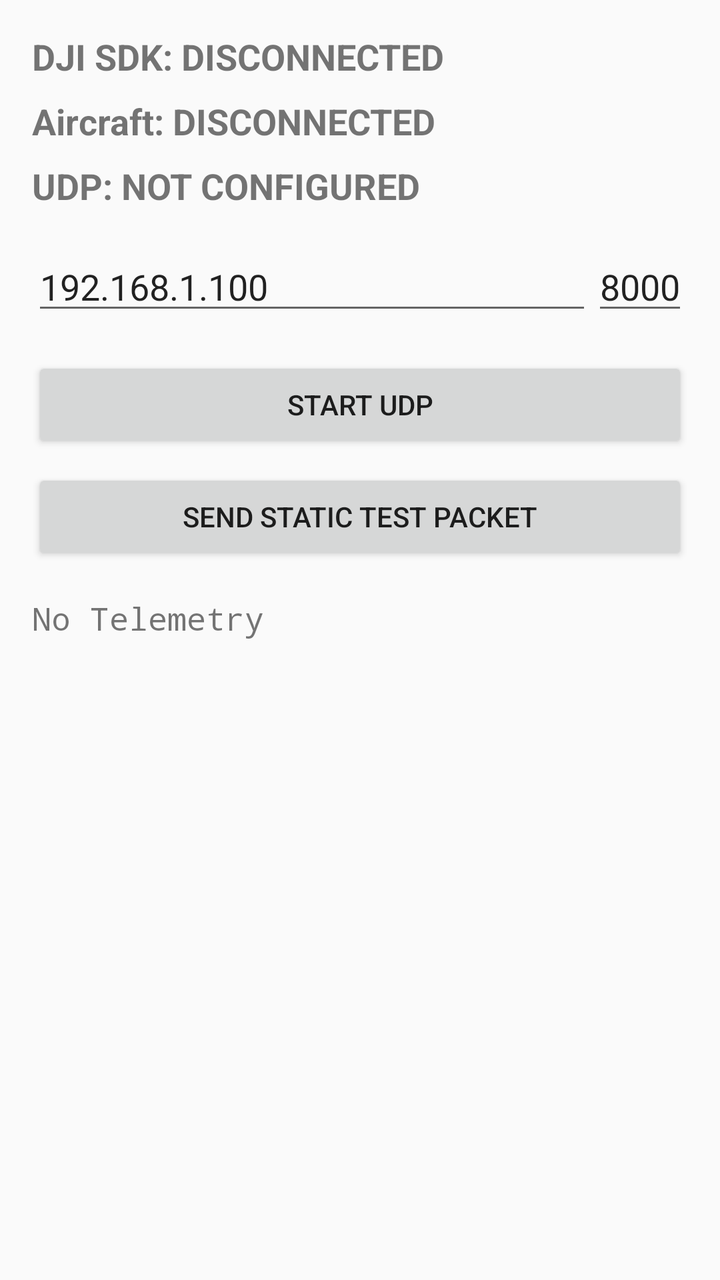
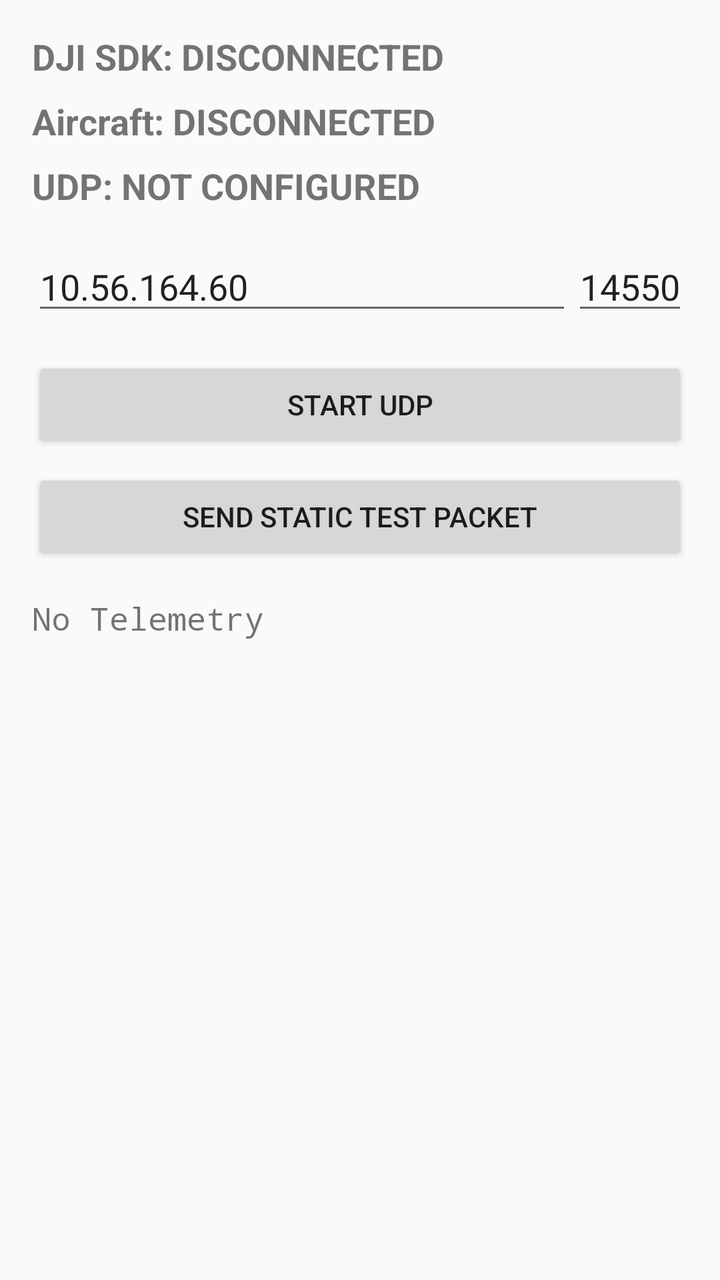

The first picture is an Android layout as it rendered before a commit; the second is the same layout after the commit. The layout source and the unified diff follow.
<!-- AndroidManifest.xml: application theme Theme.AppCompat.Light.DarkActionBar -->
<!-- res/layout/activity_main.xml -->
<?xml version="1.0" encoding="utf-8"?>
<LinearLayout xmlns:android="http://schemas.android.com/apk/res/android"
    android:layout_width="match_parent"
    android:layout_height="match_parent"
    android:orientation="vertical"
    android:padding="16dp">

    <TextView
        android:id="@+id/dji_status"
        android:layout_width="wrap_content"
        android:layout_height="wrap_content"
        android:text="DJI SDK: DISCONNECTED"
        android:textSize="18sp"
        android:textStyle="bold" />

    <TextView
        android:id="@+id/aircraft_status"
        android:layout_width="wrap_content"
        android:layout_height="wrap_content"
        android:text="Aircraft: DISCONNECTED"
        android:textSize="18sp"
        android:textStyle="bold"
        android:layout_marginTop="8dp" />

    <TextView
        android:id="@+id/udp_status"
        android:layout_width="wrap_content"
        android:layout_height="wrap_content"
        android:text="UDP: NOT CONFIGURED"
        android:textSize="18sp"
        android:textStyle="bold"
        android:layout_marginTop="8dp" />

    <LinearLayout
        android:layout_width="match_parent"
        android:layout_height="wrap_content"
        android:orientation="horizontal"
        android:layout_marginTop="16dp">
        
        <EditText
            android:id="@+id/ip_input"
            android:layout_width="0dp"
            android:layout_weight="1"
            android:layout_height="wrap_content"
            android:hint="Windows IP"
            android:text="192.168.1.100" />
            
        <EditText
            android:id="@+id/port_input"
            android:layout_width="wrap_content"
            android:layout_height="wrap_content"
            android:hint="Port"
            android:text="8000" />
    </LinearLayout>

    <Button
        android:id="@+id/start_button"
        android:layout_width="match_parent"
        android:layout_height="wrap_content"
        android:text="START UDP"
        android:layout_marginTop="16dp" />
        
    <Button
        android:id="@+id/test_button"
        android:layout_width="match_parent"
        android:layout_height="wrap_content"
        android:text="SEND STATIC TEST PACKET"
        android:layout_marginTop="8dp" />

    <TextView
        android:id="@+id/telemetry_text"
        android:layout_width="match_parent"
        android:layout_height="wrap_content"
        android:layout_marginTop="16dp"
        android:text="No Telemetry"
        android:textSize="16sp"
        android:fontFamily="monospace" />

</LinearLayout>
<!-- resources referenced by this layout -->
<resources>

</resources>

<!-- the commit's change to res/layout/activity_main.xml (unified diff, before → after) -->
@@ -43,14 +43,14 @@
             android:layout_weight="1"
             android:layout_height="wrap_content"
             android:hint="Windows IP"
-            android:text="192.168.1.100" />
+            android:text="10.56.164.60" />
             
         <EditText
             android:id="@+id/port_input"
             android:layout_width="wrap_content"
             android:layout_height="wrap_content"
             android:hint="Port"
-            android:text="8000" />
+            android:text="14550" />
     </LinearLayout>
 
     <Button
